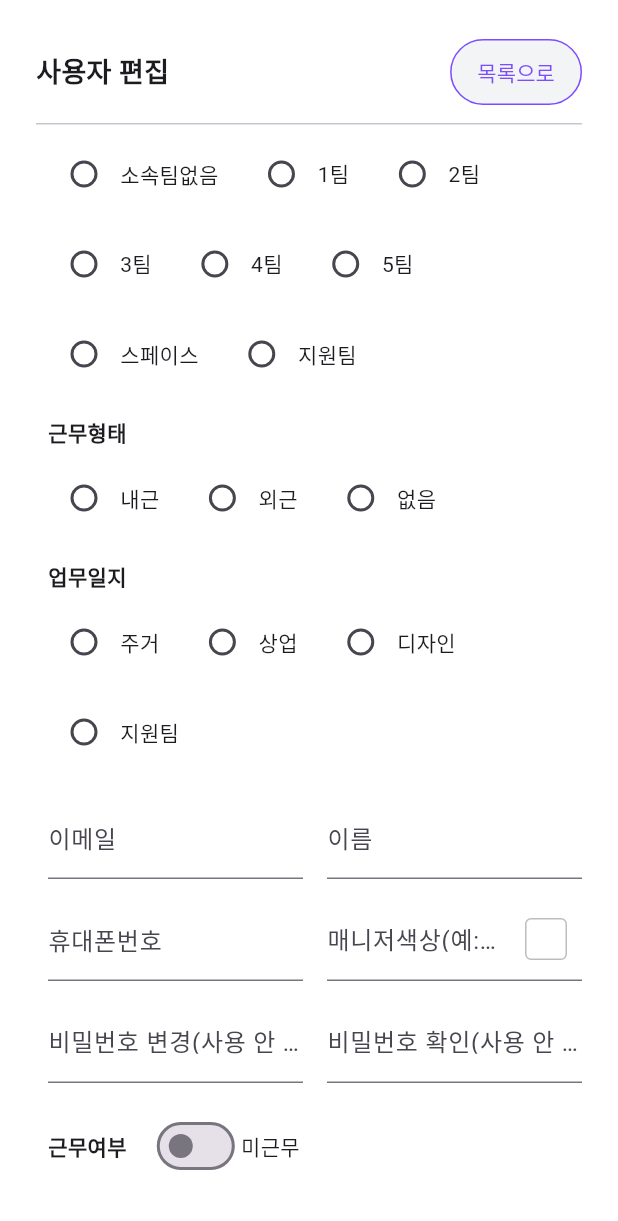
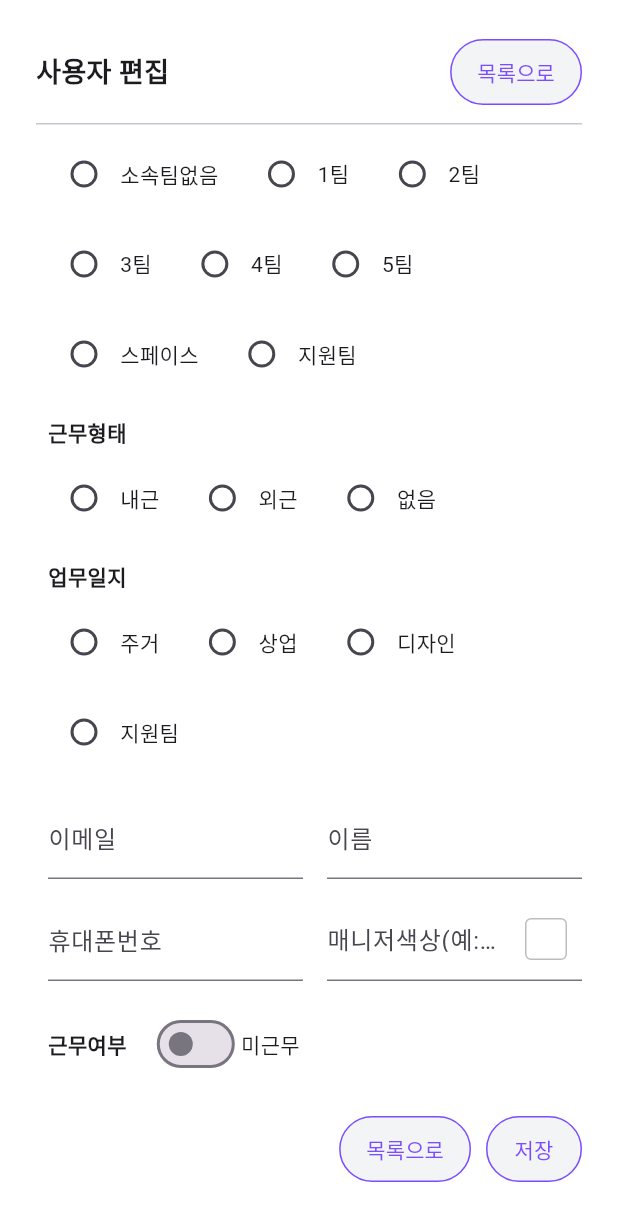
Before and after one commit to totoro43581-debug/hoho, a Flutter app: the UserEditScreenWeb widget shown alone on an empty page, opened directly with empty values, scrolled down 447 dp, on a phone screen of 412 x 824 dp. Shown: the top 1221 px of the screen. Run offline on Flutter 3.47's test engine with Material 3 defaults, Android fonts, the phone set to English and light mode, and no system bars; our stand-ins replace cloud_firestore, firebase_auth, firebase_core, flutter_colorpicker, shared_preferences, syncfusion_flutter_datepicker; missing offline and left inert: dart:html, dart:ui_web; accounts and stored records are empty; Roboto replaces fonts that are missing (Pretendard).

Commit message:
사용자 편집: 비밀번호 입력 영역 삭제 (수정5차)

```diff
--- a/lib/screen/setting/user_edit_screen_web.dart
+++ b/lib/screen/setting/user_edit_screen_web.dart
@@ -1,29 +1,7 @@
-// lib/screen/setting/user_edit_screen_web.dart
-// ===================================================================
-// 사용자 편집 (Web)
-// - (기존 주석 블록이 있다면 삭제하지 말고 "위에 그대로 두고",
-//   아래 코드(=import부터 파일 끝까지)로 교체하세요.)
-//
-// - 수정1차(누적):
-//   1) 버튼 UI 통일: 회색 바탕 + 보라색 글자/테두리(접수/상담 리스트 톤)
-//
-// - 수정2차(누적):
-//   1) "정렬/레이아웃 변경 금지" 원칙 준수: 기존 배치 그대로 유지
-//   2) 매니저색상 선택: 브라우저 기본 컬러피커(input type="color")로 변경
-//      - 텍스트 입력 유지
-//      - 입력칸 오른쪽 색상칩(■) 클릭 시 컬러피커 열림
-//
-// - 수정3차(누적):
-//   1) Blaze 없이 진행: "관리자 비밀번호 직접 변경" 제거
-//   2) 대신 "비밀번호 재설정 메일 보내기"로 전환 (직원이 본인 메일로 변경)
-// ===================================================================
-
 import 'package:cloud_firestore/cloud_firestore.dart';
 import 'package:flutter/material.dart';
-import 'dart:html' as html; // ✅ 수정2차: Web 기본 컬러피커 사용
-import 'package:flutter_colorpicker/flutter_colorpicker.dart';
 import 'package:hoho/widget/web_common_dialog.dart';
-import 'package:firebase_auth/firebase_auth.dart'; // ✅ 수정3차: reset email 발송용
+import 'package:firebase_auth/firebase_auth.dart'; // ✅ 비밀번호 재설정 메일 발송용
 
 class UserEditScreenWeb extends StatefulWidget {
   final String userId;
@@ -45,10 +23,6 @@ class _UserEditScreenWebState extends State<UserEditScreenWeb> {
   final TextEditingController _phoneController = TextEditingController();
   final TextEditingController _managerColorController = TextEditingController();
 
-  // (기존에 있던 비밀번호 입력칸 컨트롤러는 유지하되, Blaze 없이 직접 변경은 하지 않음)
-  final TextEditingController _newPasswordController = TextEditingController();
-  final TextEditingController _newPasswordConfirmController = TextEditingController();
-
   bool _isActive = true;
 
   // 라디오 그룹(기존 화면 유지)
@@ -60,6 +34,9 @@ class _UserEditScreenWebState extends State<UserEditScreenWeb> {
   String _workLogType = '지원팀'; // 업무일지
 
   bool _loading = true;
+
+  // ✅ 수정4차: 관리자 여부(현재 로그인 사용자 기준)
+  bool _isAdmin = false;
 
   // ===========================
   // 수정1차: 버튼 스타일(회색 + 보라)
@@ -101,9 +78,26 @@ class _UserEditScreenWebState extends State<UserEditScreenWeb> {
     return '#${v.toUpperCase()}';
   }
 
+  // ✅ 수정4차: 관리자 role 판별(현재 로그인 사용자 문서 기준)
+  bool _isAdminRole(String role) {
+    return role == '최고관리자' || role == '부관리자';
+  }
+
   Future<void> _load() async {
     setState(() => _loading = true);
     try {
+      // ✅ 수정4차: 현재 로그인 사용자 role 조회 → 관리자 여부 결정
+      final current = FirebaseAuth.instance.currentUser;
+      if (current != null) {
+        final meSnap =
+        await FirebaseFirestore.instance.collection('users').doc(current.uid).get();
+        final me = meSnap.data() ?? {};
+        final myRole = (me['role'] ?? me['accountStatus'] ?? '').toString();
+        _isAdmin = _isAdminRole(myRole);
+      } else {
+        _isAdmin = false;
+      }
+
       final snap = await FirebaseFirestore.instance.collection('users').doc(widget.userId).get();
       final data = snap.data() ?? {};
 
@@ -135,16 +129,13 @@ class _UserEditScreenWebState extends State<UserEditScreenWeb> {
       'name': _nameController.text.trim(),
       'phone': _phoneController.text.trim(),
       'managerColor': managerColor,
-
       'isActive': _isActive,
-
       'role': _accountStatus,
       'branchAuth': _branchAuth,
       'spaceAuth': _spaceAuth,
       'team': _team,
       'workType': _workType,
       'workLogType': _workLogType,
-
       'updatedAt': FieldValue.serverTimestamp(),
     }, SetOptions(merge: true));
 
@@ -156,11 +147,15 @@ class _UserEditScreenWebState extends State<UserEditScreenWeb> {
   }
 
   // ============================================================
-  // ✅ 수정3차: 비밀번호 재설정 메일 보내기 (Blaze 없이)
-  // - 해당 이메일로 reset link 발송
-  // - 직원이 본인 이메일에서 링크 열어 새 비밀번호 설정
+  // ✅ 수정3차(유지): 비밀번호 재설정 메일 보내기 (Blaze 없이)
+  // ✅ 수정4차: 관리자만 실행 가능(보안)
   // ============================================================
   Future<void> _sendPasswordResetEmail() async {
+    if (!_isAdmin) {
+      _showSnack('권한이 없습니다.');
+      return;
+    }
+
     final email = _emailController.text.trim();
     if (email.isEmpty) {
       _showSnack('이메일이 비어있습니다.');
@@ -229,8 +224,6 @@ class _UserEditScreenWebState extends State<UserEditScreenWeb> {
     _nameController.dispose();
     _phoneController.dispose();
     _managerColorController.dispose();
-    _newPasswordController.dispose();
-    _newPasswordConfirmController.dispose();
     super.dispose();
   }
 
@@ -238,7 +231,6 @@ class _UserEditScreenWebState extends State<UserEditScreenWeb> {
   Widget build(BuildContext context) {
     if (_loading) return const Center(child: CircularProgressIndicator());
 
-    // ✅ 레이아웃 유지: 기존 구조 그대로 (정렬/배치 변경 없음)
     return Padding(
       padding: const EdgeInsets.all(24),
       child: Align(
@@ -246,7 +238,6 @@ class _UserEditScreenWebState extends State<UserEditScreenWeb> {
         child: Column(
           crossAxisAlignment: CrossAxisAlignment.start,
           children: [
-            // 상단 타이틀 + 목록으로
             Row(
               children: [
                 const Text('사용자 편집', style: TextStyle(fontSize: 18, fontWeight: FontWeight.bold)),
@@ -308,7 +299,6 @@ class _UserEditScreenWebState extends State<UserEditScreenWeb> {
                               (v) => setState(() => _workLogType = v),
                         ),
 
-                        // 입력 영역(기존 배치 유지)
                         Row(
                           children: [
                             Expanded(
@@ -373,31 +363,8 @@ class _UserEditScreenWebState extends State<UserEditScreenWeb> {
                           ],
                         ),
 
-                        // (기존 비밀번호 입력칸은 유지 — 단, 직접 변경 기능은 사용하지 않음)
-                        const SizedBox(height: 12),
-                        Row(
-                          children: [
-                            Expanded(
-                              child: TextField(
-                                controller: _newPasswordController,
-                                obscureText: true,
-                                decoration: const InputDecoration(labelText: '비밀번호 변경(사용 안 함)'),
-                              ),
-                            ),
-                            const SizedBox(width: 16),
-                            Expanded(
-                              child: TextField(
-                                controller: _newPasswordConfirmController,
-                                obscureText: true,
-                                decoration: const InputDecoration(labelText: '비밀번호 확인(사용 안 함)'),
-                              ),
-                            ),
-                          ],
-                        ),
-
                         const SizedBox(height: 18),
 
-                        // 근무여부 토글(기존 유지)
                         Row(
                           children: [
                             const Text('근무여부', style: TextStyle(fontWeight: FontWeight.bold)),
@@ -412,7 +379,6 @@ class _UserEditScreenWebState extends State<UserEditScreenWeb> {
 
                         const SizedBox(height: 22),
 
-                        // 하단 버튼(기존 위치 유지 + reset 버튼만 추가)
                         Row(
                           children: [
                             const Spacer(),
@@ -422,12 +388,16 @@ class _UserEditScreenWebState extends State<UserEditScreenWeb> {
                               child: const Text('목록으로'),
                             ),
                             const SizedBox(width: 10),
+
+                            if (_isAdmin) ...[
                               ElevatedButton(
                                 style: _greyPurpleBtn(),
                                 onPressed: _sendPasswordResetEmail,
                                 child: const Text('비밀번호 재설정 메일'),
                               ),
                               const SizedBox(width: 10),
+                            ],
+
                             ElevatedButton(
                               style: _greyPurpleBtn(),
                               onPressed: _save,
```
Lines whose indentation alone changed are shown as unchanged.
